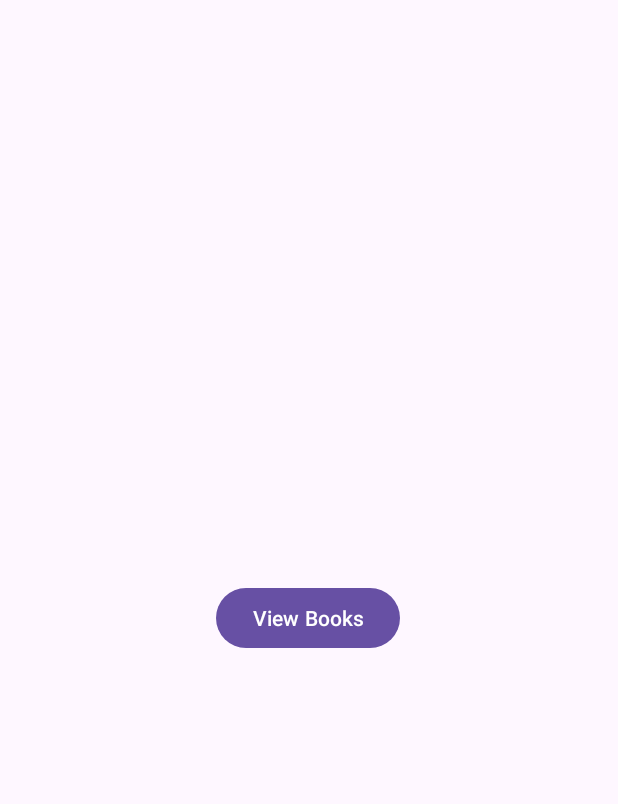
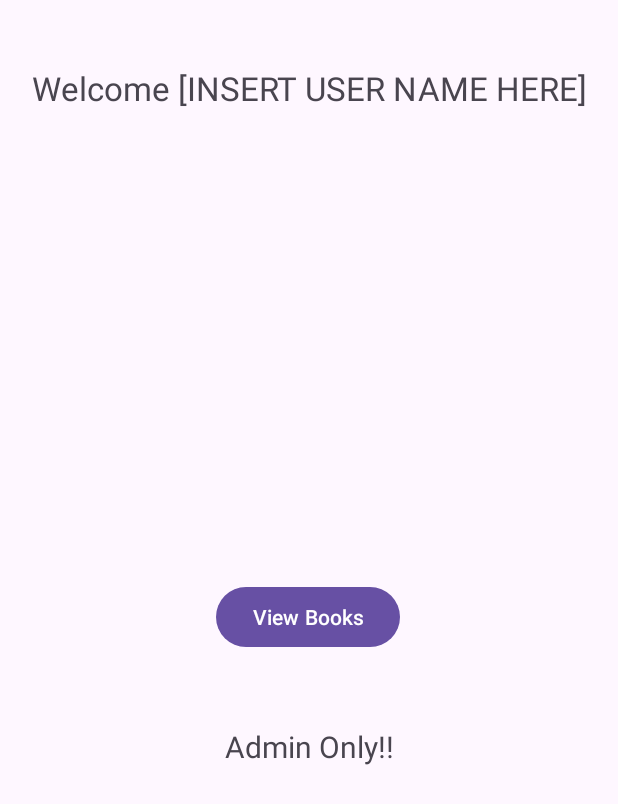
Before and after one commit to mb-driley/CST338-FA23_Project2_LibraryApp, an Android app: the LandingPage screen opened directly, with no data from a screen before it, on a phone screen of 412 x 824 dp. Shown: the top 804 px of the screen. Run offline under Robolectric (Android 15) with nearby library versions, the phone set to English and light mode, and no system bars; 2 statements that could not run were skipped.

Commit message:
Updated activity_main.xml, landing_page.xml, & LandingPage.java
activity_main.xml:
Added some TextViews for better visual

landing_page.xml:
Added some TextViews for better visual & remapped layout

LandingPage.java:
Created a TextView field
Set Visibility depending whether the user is admin or not

```diff
--- a/app/src/main/java/com/example/cst338fa23_project2_libraryapp/LandingPage.java
+++ b/app/src/main/java/com/example/cst338fa23_project2_libraryapp/LandingPage.java
@@ -5,6 +5,7 @@ import android.content.Intent;
 import android.os.Bundle;
 import android.view.View;
 import android.widget.Button;
+import android.widget.TextView;
 import android.widget.Toast;
 
 import androidx.appcompat.app.AppCompatActivity;
@@ -12,6 +13,7 @@ import androidx.appcompat.app.AppCompatActivity;
 public class LandingPage extends AppCompatActivity {
     private Button mAddUserButton, mDeleteUserButton, mCheckUserRentingBookButton, mViewBooksButton;
     public static User mPassedInUser;
+    private TextView mAdminOnlyText;
     @Override
     protected void onCreate(Bundle savedInstanceState) {
         super.onCreate(savedInstanceState);
@@ -22,12 +24,14 @@ public class LandingPage extends AppCompatActivity {
             mAddUserButton.setVisibility(View.VISIBLE);
             mDeleteUserButton.setVisibility(View.VISIBLE);
             mCheckUserRentingBookButton.setVisibility(View.VISIBLE);
+            mAdminOnlyText.setVisibility(View.VISIBLE);
         }
 
         else if (!mPassedInUser.isAdmin()) {
             mAddUserButton.setVisibility(View.INVISIBLE);
             mDeleteUserButton.setVisibility(View.INVISIBLE);
             mCheckUserRentingBookButton.setVisibility(View.INVISIBLE);
+            mAdminOnlyText.setVisibility(View.INVISIBLE);
         }
 
         // Sets an On Click Listener for the Add User Button for Admins
@@ -74,6 +78,7 @@ public class LandingPage extends AppCompatActivity {
         mDeleteUserButton = findViewById(R.id.buttonDeleteUser);
         mCheckUserRentingBookButton = findViewById(R.id.buttonCheckUserRentingBook);
         mViewBooksButton = findViewById(R.id.buttonViewBooks);
+        mAdminOnlyText = findViewById(R.id.landingPageAdminOnlyTextView);
     }
 
 }
--- a/app/src/main/res/layout/activity_main.xml
+++ b/app/src/main/res/layout/activity_main.xml
@@ -45,4 +45,28 @@
         app:layout_constraintStart_toStartOf="parent"
         app:layout_constraintTop_toBottomOf="@+id/editTextLoginPassword" />
 
+    <TextView
+        android:id="@+id/logInWelcomeTextView"
+        android:layout_width="wrap_content"
+        android:layout_height="wrap_content"
+        android:layout_marginTop="120dp"
+        android:text="Welcome!"
+        android:textSize="20sp"
+        app:layout_constraintEnd_toEndOf="parent"
+        app:layout_constraintHorizontal_bias="0.498"
+        app:layout_constraintStart_toStartOf="parent"
+        app:layout_constraintTop_toTopOf="parent" />
+
+    <TextView
+        android:id="@+id/logInSignInTextView"
+        android:layout_width="wrap_content"
+        android:layout_height="wrap_content"
+        android:layout_marginTop="12dp"
+        android:text="Please sign-in to continue"
+        android:textSize="18sp"
+        app:layout_constraintEnd_toEndOf="parent"
+        app:layout_constraintHorizontal_bias="0.501"
+        app:layout_constraintStart_toStartOf="parent"
+        app:layout_constraintTop_toBottomOf="@+id/logInWelcomeTextView" />
+
 </androidx.constraintlayout.widget.ConstraintLayout>
--- a/app/src/main/res/layout/landing_page.xml
+++ b/app/src/main/res/layout/landing_page.xml
@@ -4,43 +4,6 @@
     xmlns:tools="http://schemas.android.com/tools"
     android:layout_width="match_parent"
     android:layout_height="match_parent">
-
-    <Button
-        android:id="@+id/buttonAddUser"
-        android:layout_width="wrap_content"
-        android:layout_height="wrap_content"
-        android:layout_marginTop="84dp"
-        android:text="@string/admin_only_add_a_user"
-        app:layout_constraintEnd_toEndOf="parent"
-        app:layout_constraintStart_toStartOf="parent"
-        android:visibility="invisible"
-        tools:visibility="visible"
-        app:layout_constraintTop_toTopOf="parent" />
-
-    <Button
-        android:id="@+id/buttonDeleteUser"
-        android:layout_width="wrap_content"
-        android:layout_height="wrap_content"
-        android:layout_marginTop="24dp"
-        android:text="@string/admin_only_delete_a_user_s_account"
-        app:layout_constraintEnd_toEndOf="parent"
-        app:layout_constraintHorizontal_bias="0.496"
-        app:layout_constraintStart_toStartOf="parent"
-        android:visibility="invisible"
-        tools:visibility="visible"
-        app:layout_constraintTop_toBottomOf="@+id/buttonAddUser" />
-
-    <Button
-        android:id="@+id/buttonCheckUserRentingBook"
-        android:layout_width="wrap_content"
-        android:layout_height="wrap_content"
-        android:layout_marginTop="24dp"
-        android:text="@string/admin_only_check_users_renting_books"
-        app:layout_constraintEnd_toEndOf="parent"
-        app:layout_constraintStart_toStartOf="parent"
-        android:visibility="invisible"
-        tools:visibility="visible"
-        app:layout_constraintTop_toBottomOf="@+id/buttonDeleteUser" />
 
     <Button
         android:id="@+id/buttonViewBooks"
@@ -51,6 +14,68 @@
         app:layout_constraintEnd_toEndOf="parent"
         app:layout_constraintHorizontal_bias="0.498"
         app:layout_constraintStart_toStartOf="parent"
+        app:layout_constraintTop_toTopOf="parent"
+        app:layout_constraintVertical_bias="0.499" />
+
+    <Button
+        android:id="@+id/buttonAddUser"
+        android:layout_width="wrap_content"
+        android:layout_height="wrap_content"
+        android:layout_marginTop="532dp"
+        android:text="@string/admin_only_add_a_user"
+        android:visibility="invisible"
+        app:layout_constraintEnd_toEndOf="parent"
+        app:layout_constraintStart_toStartOf="parent"
+        app:layout_constraintTop_toTopOf="parent"
+        tools:visibility="visible" />
+
+    <Button
+        android:id="@+id/buttonDeleteUser"
+        android:layout_width="wrap_content"
+        android:layout_height="wrap_content"
+        android:layout_marginTop="4dp"
+        android:text="@string/admin_only_delete_a_user_s_account"
+        android:visibility="invisible"
+        app:layout_constraintEnd_toEndOf="parent"
+        app:layout_constraintHorizontal_bias="0.496"
+        app:layout_constraintStart_toStartOf="parent"
+        app:layout_constraintTop_toBottomOf="@+id/buttonAddUser"
+        tools:visibility="visible" />
+
+    <Button
+        android:id="@+id/buttonCheckUserRentingBook"
+        android:layout_width="wrap_content"
+        android:layout_height="wrap_content"
+        android:layout_marginTop="4dp"
+        android:text="@string/admin_only_check_users_renting_books"
+        android:visibility="invisible"
+        app:layout_constraintEnd_toEndOf="parent"
+        app:layout_constraintStart_toStartOf="parent"
+        app:layout_constraintTop_toBottomOf="@+id/buttonDeleteUser"
+        tools:visibility="visible" />
+
+    <TextView
+        android:id="@+id/landingPageWelcomeTextView"
+        android:layout_width="wrap_content"
+        android:layout_height="wrap_content"
+        android:layout_marginTop="44dp"
+        android:text="Welcome [INSERT USER NAME HERE]"
+        android:textSize="22sp"
+        app:layout_constraintEnd_toEndOf="parent"
+        app:layout_constraintStart_toStartOf="parent"
         app:layout_constraintTop_toTopOf="parent" />
 
+    <TextView
+        android:id="@+id/landingPageAdminOnlyTextView"
+        android:layout_width="wrap_content"
+        android:layout_height="wrap_content"
+        android:text="Admin Only!!"
+        android:textSize="20sp"
+        app:layout_constraintBottom_toTopOf="@+id/buttonAddUser"
+        app:layout_constraintEnd_toEndOf="parent"
+        app:layout_constraintStart_toStartOf="parent"
+        app:layout_constraintTop_toBottomOf="@+id/buttonViewBooks"
+        app:layout_constraintVertical_bias="0.698"
+        tools:visibility="visible" />
+
 </androidx.constraintlayout.widget.ConstraintLayout>
```
